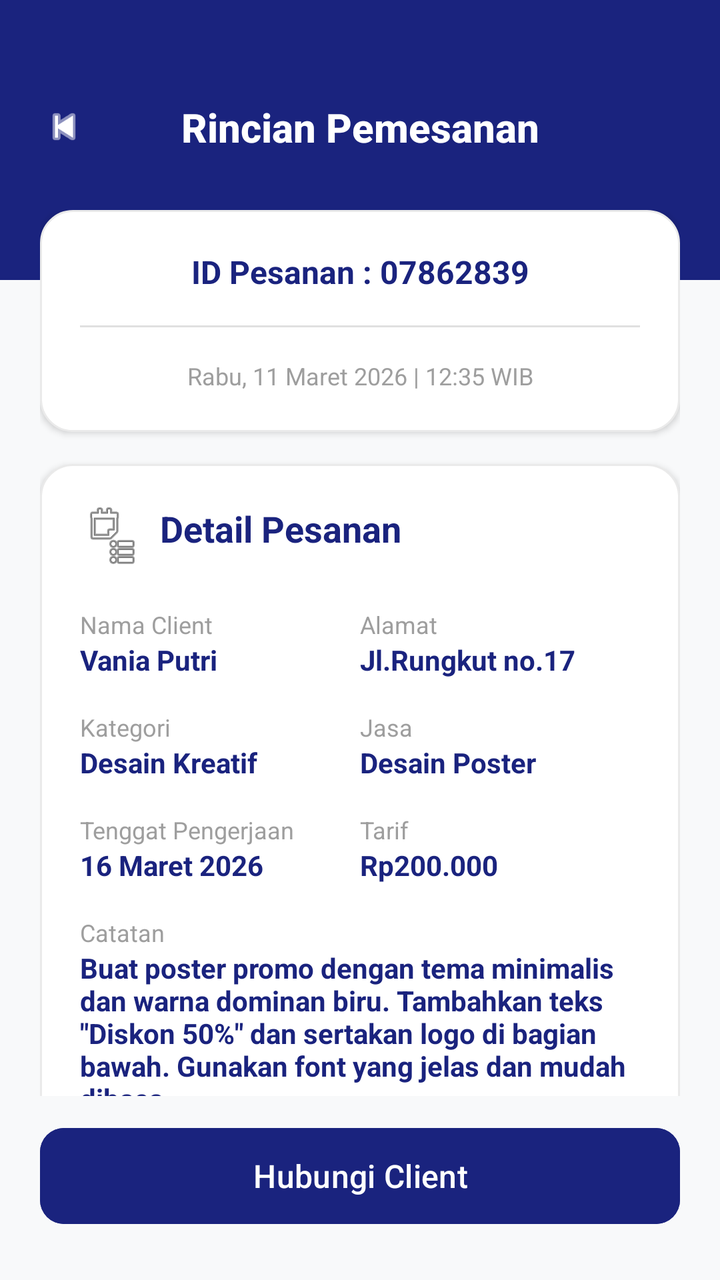
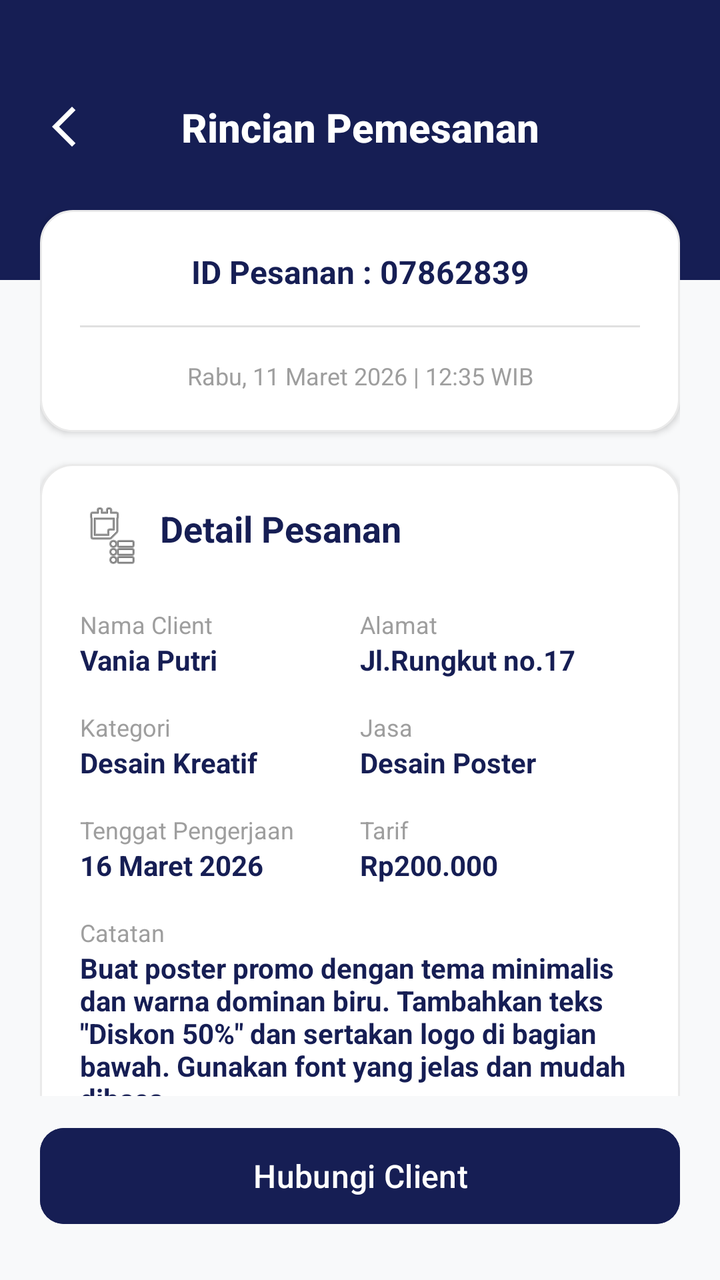

The first picture is an Android layout as it rendered before a commit; the second is the same layout after the commit. The layout source and the unified diff follow.
<!-- AndroidManifest.xml: application theme Theme.KelolaJasa -->
<!-- res/layout/rincian_pesanan_freelancer.xml -->
<?xml version="1.0" encoding="utf-8"?>
<androidx.constraintlayout.widget.ConstraintLayout
    xmlns:android="http://schemas.android.com/apk/res/android"
    xmlns:app="http://schemas.android.com/apk/res-auto"
    android:layout_width="match_parent"
    android:layout_height="match_parent"
    android:background="#F8F9FA"> <View
    android:id="@+id/bgHeaderBlue"
    android:layout_width="match_parent"
    android:layout_height="140dp"
    android:background="#1A237E"
    app:layout_constraintTop_toTopOf="parent" />

    <LinearLayout
        android:id="@+id/toolbar"
        android:layout_width="match_parent"
        android:layout_height="wrap_content"
        android:gravity="center_vertical"
        android:orientation="horizontal"
        android:paddingStart="20dp"
        android:paddingTop="50dp"
        android:paddingEnd="20dp"
        android:paddingBottom="20dp"
        app:layout_constraintTop_toTopOf="parent">

        <ImageView
            android:id="@+id/btnBack"
            android:layout_width="24dp"
            android:layout_height="24dp"
            android:src="@android:drawable/ic_media_previous"
            app:tint="#FFFFFF" />

        <TextView
            android:layout_width="0dp"
            android:layout_height="wrap_content"
            android:layout_marginEnd="24dp"
            android:layout_weight="1"
            android:fontFamily="sans-serif-medium"
            android:gravity="center"
            android:text="Rincian Pemesanan"
            android:textColor="#FFFFFF"
            android:textSize="20sp"
            android:textStyle="bold" />
    </LinearLayout>

    <androidx.core.widget.NestedScrollView
        android:layout_width="match_parent"
        android:layout_height="0dp"
        android:clipToPadding="false"
        android:paddingBottom="24dp"
        app:layout_constraintBottom_toTopOf="@id/bottomBar"
        app:layout_constraintTop_toBottomOf="@id/toolbar">

        <LinearLayout
            android:layout_width="match_parent"
            android:layout_height="wrap_content"
            android:orientation="vertical"
            android:paddingStart="20dp"
            android:paddingTop="8dp"
            android:paddingEnd="20dp">

            <LinearLayout
                android:layout_width="match_parent"
                android:layout_height="wrap_content"
                android:background="@drawable/bg_card_rincian_pesanan"
                android:elevation="2dp"
                android:orientation="vertical"
                android:padding="20dp">

                <TextView
                    android:layout_width="match_parent"
                    android:layout_height="wrap_content"
                    android:gravity="center"
                    android:text="ID Pesanan : 07862839"
                    android:textColor="#1A237E"
                    android:textSize="16sp"
                    android:textStyle="bold" />

                <View
                    android:layout_width="match_parent"
                    android:layout_height="1dp"
                    android:layout_marginTop="16dp"
                    android:layout_marginBottom="16dp"
                    android:background="#E0E0E0" />

                <TextView
                    android:layout_width="match_parent"
                    android:layout_height="wrap_content"
                    android:gravity="center"
                    android:text="Rabu, 11 Maret 2026 | 12:35 WIB"
                    android:textColor="#9E9E9E"
                    android:textSize="12sp" />
            </LinearLayout>

            <LinearLayout
                android:layout_width="match_parent"
                android:layout_height="wrap_content"
                android:layout_marginTop="16dp"
                android:background="@drawable/bg_card_rincian_pesanan"
                android:elevation="2dp"
                android:orientation="vertical"
                android:padding="20dp">

                <TextView
                    android:layout_width="wrap_content"
                    android:layout_height="wrap_content"
                    android:drawablePadding="8dp"
                    android:text="Detail Pesanan"
                    android:textColor="#1A237E"
                    android:textSize="18sp"
                    android:textStyle="bold"
                    app:drawableStartCompat="@android:drawable/ic_menu_agenda" /> <LinearLayout
                android:layout_width="match_parent"
                android:layout_height="wrap_content"
                android:layout_marginTop="20dp"
                android:orientation="horizontal">

                <LinearLayout
                    android:layout_width="0dp"
                    android:layout_height="wrap_content"
                    android:layout_weight="1"
                    android:orientation="vertical">
                    <TextView
                        android:layout_width="wrap_content"
                        android:layout_height="wrap_content"
                        android:text="Nama Client"
                        android:textColor="#9E9E9E"
                        android:textSize="12sp" />
                    <TextView
                        android:layout_width="wrap_content"
                        android:layout_height="wrap_content"
                        android:text="Vania Putri"
                        android:textColor="#1A237E"
                        android:textSize="14sp"
                        android:textStyle="bold" />
                </LinearLayout>

                <LinearLayout
                    android:layout_width="0dp"
                    android:layout_height="wrap_content"
                    android:layout_weight="1"
                    android:orientation="vertical">
                    <TextView
                        android:layout_width="wrap_content"
                        android:layout_height="wrap_content"
                        android:text="Alamat"
                        android:textColor="#9E9E9E"
                        android:textSize="12sp" />
                    <TextView
                        android:layout_width="wrap_content"
                        android:layout_height="wrap_content"
                        android:text="Jl.Rungkut no.17"
                        android:textColor="#1A237E"
                        android:textSize="14sp"
                        android:textStyle="bold" />
                </LinearLayout>
            </LinearLayout>

                <LinearLayout
                    android:layout_width="match_parent"
                    android:layout_height="wrap_content"
                    android:layout_marginTop="16dp"
                    android:orientation="horizontal">

                    <LinearLayout
                        android:layout_width="0dp"
                        android:layout_height="wrap_content"
                        android:layout_weight="1"
                        android:orientation="vertical">
                        <TextView
                            android:layout_width="wrap_content"
                            android:layout_height="wrap_content"
                            android:text="Kategori"
                            android:textColor="#9E9E9E"
                            android:textSize="12sp" />
                        <TextView
                            android:layout_width="wrap_content"
                            android:layout_height="wrap_content"
                            android:text="Desain Kreatif"
                            android:textColor="#1A237E"
                            android:textSize="14sp"
                            android:textStyle="bold" />
                    </LinearLayout>

                    <LinearLayout
                        android:layout_width="0dp"
                        android:layout_height="wrap_content"
                        android:layout_weight="1"
                        android:orientation="vertical">
                        <TextView
                            android:layout_width="wrap_content"
                            android:layout_height="wrap_content"
                            android:text="Jasa"
                            android:textColor="#9E9E9E"
                            android:textSize="12sp" />
                        <TextView
                            android:layout_width="wrap_content"
                            android:layout_height="wrap_content"
                            android:text="Desain Poster"
                            android:textColor="#1A237E"
                            android:textSize="14sp"
                            android:textStyle="bold" />
                    </LinearLayout>
                </LinearLayout>

                <LinearLayout
                    android:layout_width="match_parent"
                    android:layout_height="wrap_content"
                    android:layout_marginTop="16dp"
                    android:orientation="horizontal">

                    <LinearLayout
                        android:layout_width="0dp"
                        android:layout_height="wrap_content"
                        android:layout_weight="1"
                        android:orientation="vertical">
                        <TextView
                            android:layout_width="wrap_content"
                            android:layout_height="wrap_content"
                            android:text="Tenggat Pengerjaan"
                            android:textColor="#9E9E9E"
                            android:textSize="12sp" />
                        <TextView
                            android:layout_width="wrap_content"
                            android:layout_height="wrap_content"
                            android:text="16 Maret 2026"
                            android:textColor="#1A237E"
                            android:textSize="14sp"
                            android:textStyle="bold" />
                    </LinearLayout>

                    <LinearLayout
                        android:layout_width="0dp"
                        android:layout_height="wrap_content"
                        android:layout_weight="1"
                        android:orientation="vertical">
                        <TextView
                            android:layout_width="wrap_content"
                            android:layout_height="wrap_content"
                            android:text="Tarif"
                            android:textColor="#9E9E9E"
                            android:textSize="12sp" />
                        <TextView
                            android:layout_width="wrap_content"
                            android:layout_height="wrap_content"
                            android:text="Rp200.000"
                            android:textColor="#1A237E"
                            android:textSize="14sp"
                            android:textStyle="bold" />
                    </LinearLayout>
                </LinearLayout>

                <TextView
                    android:layout_width="wrap_content"
                    android:layout_height="wrap_content"
                    android:layout_marginTop="16dp"
                    android:text="Catatan"
                    android:textColor="#9E9E9E"
                    android:textSize="12sp" />
                <TextView
                    android:layout_width="match_parent"
                    android:layout_height="wrap_content"
                    android:text="Buat poster promo dengan tema minimalis dan warna dominan biru. Tambahkan teks &quot;Diskon 50%&quot; dan sertakan logo di bagian bawah. Gunakan font yang jelas dan mudah dibaca."
                    android:textColor="#1A237E"
                    android:textSize="14sp"
                    android:textStyle="bold" />
            </LinearLayout>

            <LinearLayout
                android:layout_width="match_parent"
                android:layout_height="wrap_content"
                android:layout_marginTop="16dp"
                android:background="@drawable/bg_card_rincian_pesanan"
                android:elevation="2dp"
                android:orientation="vertical"
                android:padding="20dp">

                <TextView
                    android:layout_width="wrap_content"
                    android:layout_height="wrap_content"
                    android:text="Ubah status pesanan"
                    android:textColor="#1A237E"
                    android:textSize="16sp"
                    android:textStyle="bold" />

                <TextView
                    android:id="@+id/spinnerStatus"
                    android:layout_width="match_parent"
                    android:layout_height="48dp"
                    android:layout_marginTop="12dp"
                    android:background="@drawable/edittext_border"
                    android:gravity="center_vertical"
                    android:paddingStart="16dp"
                    android:paddingEnd="16dp"
                    android:text="Menunggu"
                    android:textColor="#000000"
                    app:drawableEndCompat="@android:drawable/arrow_down_float" />
            </LinearLayout>

        </LinearLayout>
    </androidx.core.widget.NestedScrollView>

    <LinearLayout
        android:id="@+id/bottomBar"
        android:layout_width="match_parent"
        android:layout_height="wrap_content"
        android:background="#F8F9FA"
        android:orientation="horizontal"
        android:paddingStart="20dp"
        android:paddingTop="12dp"
        android:paddingEnd="20dp"
        android:paddingBottom="24dp"
        app:layout_constraintBottom_toBottomOf="parent">

        <Button
            android:id="@+id/btnHubungiClient"
            android:layout_width="match_parent"
            android:layout_height="56dp"
            android:backgroundTint="#1A237E"
            android:text="Hubungi Client"
            android:textAllCaps="false"
            android:textColor="#FFFFFF"
            android:textSize="16sp"
            app:cornerRadius="12dp" />
    </LinearLayout>

</androidx.constraintlayout.widget.ConstraintLayout>
<!-- resources referenced by this layout -->
<resources>
  <!-- drawable bg_card_rincian_pesanan (drawable) -->
  <?xml version="1.0" encoding="utf-8"?>
  <shape xmlns:android="http://schemas.android.com/apk/res/android">
      <solid android:color="#FFFFFF" />
      <corners android:radius="16dp" /> <stroke android:width="1dp" android:color="#EAEAEA" /> </shape>
  <!-- drawable edittext_border (drawable) -->
  <shape xmlns:android="http://schemas.android.com/apk/res/android">
      <solid android:color="#FFFFFF" />
      <stroke android:width="1dp" android:color="#E0E0E0" />
      <corners android:radius="8dp" />
  </shape>
  <style name="Theme.KelolaJasa" parent="Base.Theme.KelolaJasa" />
  <style name="Base.Theme.KelolaJasa" parent="Theme.Material3.DayNight.NoActionBar">
          
          
      </style>
</resources>

<!-- the commit's change to res/layout/rincian_pesanan_freelancer.xml (unified diff, before → after) -->
@@ -8,7 +8,7 @@
     android:id="@+id/bgHeaderBlue"
     android:layout_width="match_parent"
     android:layout_height="140dp"
-    android:background="#1A237E"
+    android:background="#161E54"
     app:layout_constraintTop_toTopOf="parent" />
 
     <LinearLayout
@@ -27,7 +27,7 @@
             android:id="@+id/btnBack"
             android:layout_width="24dp"
             android:layout_height="24dp"
-            android:src="@android:drawable/ic_media_previous"
+            android:src="@drawable/icon_back"
             app:tint="#FFFFFF" />
 
         <TextView
@@ -72,7 +72,7 @@
                     android:layout_height="wrap_content"
                     android:gravity="center"
                     android:text="ID Pesanan : 07862839"
-                    android:textColor="#1A237E"
+                    android:textColor="#161E54"
                     android:textSize="16sp"
                     android:textStyle="bold" />
 
@@ -106,7 +106,7 @@
                     android:layout_height="wrap_content"
                     android:drawablePadding="8dp"
                     android:text="Detail Pesanan"
-                    android:textColor="#1A237E"
+                    android:textColor="#161E54"
                     android:textSize="18sp"
                     android:textStyle="bold"
                     app:drawableStartCompat="@android:drawable/ic_menu_agenda" /> <LinearLayout
@@ -130,7 +130,7 @@
                         android:layout_width="wrap_content"
                         android:layout_height="wrap_content"
                         android:text="Vania Putri"
-                        android:textColor="#1A237E"
+                        android:textColor="#161E54"
                         android:textSize="14sp"
                         android:textStyle="bold" />
                 </LinearLayout>
@@ -150,7 +150,7 @@
                         android:layout_width="wrap_content"
                         android:layout_height="wrap_content"
                         android:text="Jl.Rungkut no.17"
-                        android:textColor="#1A237E"
+                        android:textColor="#161E54"
                         android:textSize="14sp"
                         android:textStyle="bold" />
                 </LinearLayout>
@@ -177,7 +177,7 @@
                             android:layout_width="wrap_content"
                             android:layout_height="wrap_content"
                             android:text="Desain Kreatif"
-                            android:textColor="#1A237E"
+                            android:textColor="#161E54"
                             android:textSize="14sp"
                             android:textStyle="bold" />
                     </LinearLayout>
@@ -197,7 +197,7 @@
                             android:layout_width="wrap_content"
                             android:layout_height="wrap_content"
                             android:text="Desain Poster"
-                            android:textColor="#1A237E"
+                            android:textColor="#161E54"
                             android:textSize="14sp"
                             android:textStyle="bold" />
                     </LinearLayout>
@@ -224,7 +224,7 @@
                             android:layout_width="wrap_content"
                             android:layout_height="wrap_content"
                             android:text="16 Maret 2026"
-                            android:textColor="#1A237E"
+                            android:textColor="#161E54"
                             android:textSize="14sp"
                             android:textStyle="bold" />
                     </LinearLayout>
@@ -244,7 +244,7 @@
                             android:layout_width="wrap_content"
                             android:layout_height="wrap_content"
                             android:text="Rp200.000"
-                            android:textColor="#1A237E"
+                            android:textColor="#161E54"
                             android:textSize="14sp"
                             android:textStyle="bold" />
                     </LinearLayout>
@@ -261,7 +261,7 @@
                     android:layout_width="match_parent"
                     android:layout_height="wrap_content"
                     android:text="Buat poster promo dengan tema minimalis dan warna dominan biru. Tambahkan teks &quot;Diskon 50%&quot; dan sertakan logo di bagian bawah. Gunakan font yang jelas dan mudah dibaca."
-                    android:textColor="#1A237E"
+                    android:textColor="#161E54"
                     android:textSize="14sp"
                     android:textStyle="bold" />
             </LinearLayout>
@@ -279,7 +279,7 @@
                     android:layout_width="wrap_content"
                     android:layout_height="wrap_content"
                     android:text="Ubah status pesanan"
-                    android:textColor="#1A237E"
+                    android:textColor="#161E54"
                     android:textSize="16sp"
                     android:textStyle="bold" />
 
@@ -316,7 +316,7 @@
             android:id="@+id/btnHubungiClient"
             android:layout_width="match_parent"
             android:layout_height="56dp"
-            android:backgroundTint="#1A237E"
+            android:backgroundTint="#161E54"
             android:text="Hubungi Client"
             android:textAllCaps="false"
             android:textColor="#FFFFFF"
<!-- resource entries referenced after the edit -->
@@ -11,6 +11,12 @@
       <stroke android:width="1dp" android:color="#E0E0E0" />
       <corners android:radius="8dp" />
   </shape>
+  <!-- drawable icon_back (drawable) -->
+  <vector xmlns:android="http://schemas.android.com/apk/res/android" android:height="24dp" android:tint="#161E54" android:viewportHeight="24" android:viewportWidth="24" android:width="24dp">
+        
+      <path android:fillColor="@android:color/white" android:pathData="M17.77,3.77l-1.77,-1.77l-10,10l10,10l1.77,-1.77l-8.23,-8.23z"/>
+      
+  </vector>
   <style name="Theme.KelolaJasa" parent="Base.Theme.KelolaJasa" />
   <style name="Base.Theme.KelolaJasa" parent="Theme.Material3.DayNight.NoActionBar">
           
